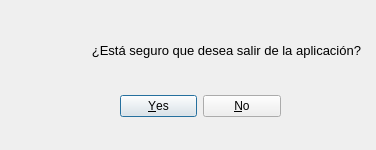
Above: vensalir.ui from xMrAvocado/ProyDos before the change. Below: the same form after it.
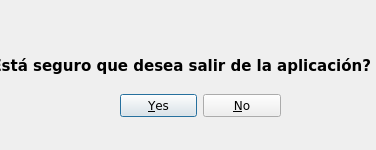
That is the form after the change. Icons and pictures are not drawn.

What changed in the file:
```diff
--- a/vensalir.ui
+++ b/vensalir.ui
@@ -25,6 +25,11 @@
      <height>32</height>
     </rect>
    </property>
+   <property name="font">
+    <font>
+     <family>Verdana</family>
+    </font>
+   </property>
    <property name="orientation">
     <enum>Qt::Horizontal</enum>
    </property>
@@ -38,17 +43,18 @@
   <widget class="QLabel" name="lblMensalir">
    <property name="geometry">
     <rect>
-     <x>90</x>
-     <y>40</y>
-     <width>271</width>
-     <height>21</height>
+     <x>0</x>
+     <y>50</y>
+     <width>371</width>
+     <height>31</height>
     </rect>
    </property>
    <property name="font">
     <font>
-     <pointsize>10</pointsize>
-     <weight>50</weight>
-     <bold>false</bold>
+     <family>Verdana</family>
+     <pointsize>11</pointsize>
+     <weight>75</weight>
+     <bold>true</bold>
     </font>
    </property>
    <property name="layoutDirection">
@@ -70,6 +76,11 @@
      <height>41</height>
     </rect>
    </property>
+   <property name="font">
+    <font>
+     <family>Verdana</family>
+    </font>
+   </property>
    <property name="frameShadow">
     <enum>QFrame::Plain</enum>
    </property>
@@ -86,12 +97,17 @@
   <widget class="QLabel" name="label">
    <property name="geometry">
     <rect>
-     <x>40</x>
-     <y>60</y>
+     <x>180</x>
+     <y>10</y>
      <width>41</width>
      <height>41</height>
     </rect>
    </property>
+   <property name="font">
+    <font>
+     <family>Verdana</family>
+    </font>
+   </property>
    <property name="text">
     <string/>
    </property>
```
